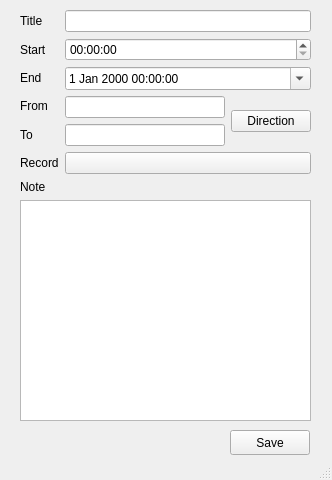
Before: the Qt Designer form choose.ui in steven558877/Calendar, drawn with Qt 5.
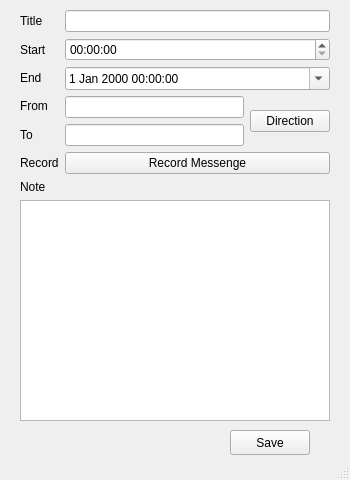
After: the same form once the commit is applied.

Commit message: add record, haven't name the audio file correctly yet

```diff
--- a/choose.ui
+++ b/choose.ui
@@ -6,7 +6,7 @@
    <rect>
     <x>0</x>
     <y>0</y>
-    <width>332</width>
+    <width>350</width>
     <height>480</height>
    </rect>
   </property>
@@ -27,12 +27,12 @@
      <string>Save</string>
     </property>
    </widget>
-   <widget class="QWidget" name="">
+   <widget class="QWidget" name="layoutWidget">
     <property name="geometry">
      <rect>
       <x>20</x>
       <y>10</y>
-      <width>291</width>
+      <width>310</width>
       <height>411</height>
      </rect>
     </property>
@@ -132,7 +132,7 @@
          <item row="5" column="0" colspan="2">
           <widget class="QPushButton" name="recBtn">
            <property name="text">
-            <string/>
+            <string>Record Messenge</string>
            </property>
           </widget>
          </item>
```
Left out of the diff: 28 changed lines with no effect on the pictures. The commit also changes 9 other files.
